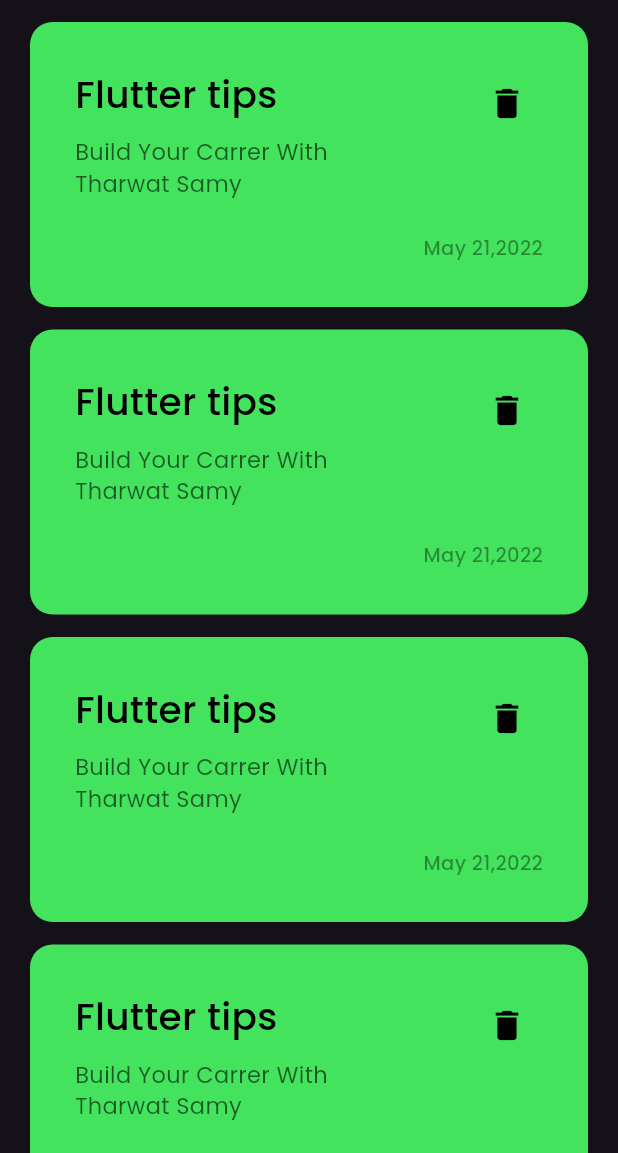
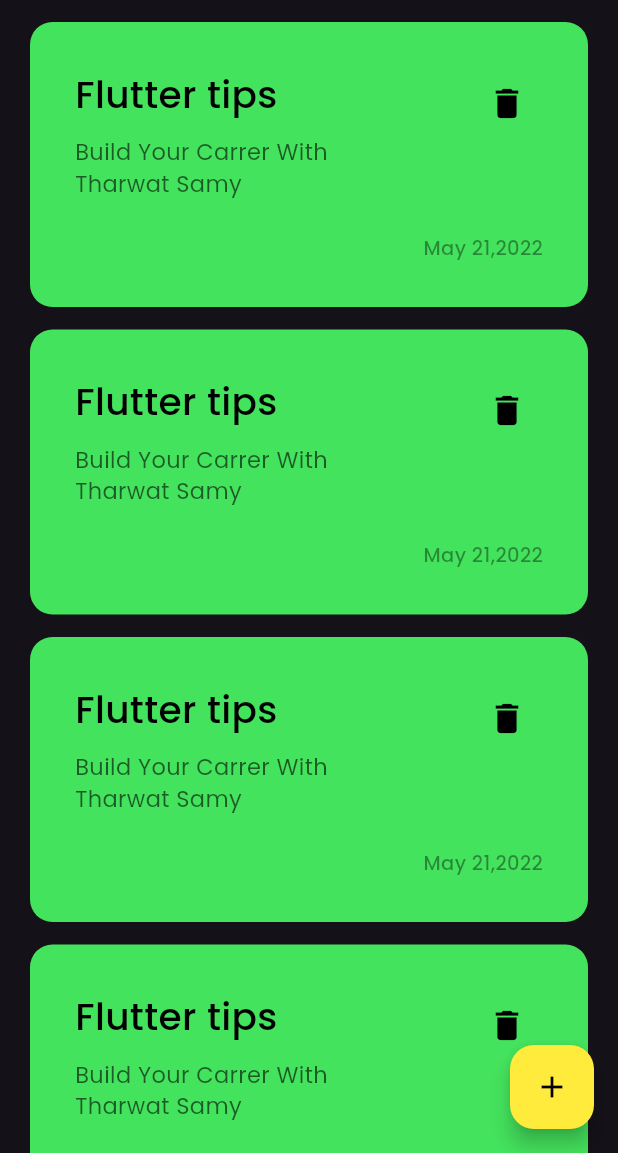
Before and after one commit to abdulrahmanhaney/Notes_App, a Flutter app: the screen it shows after launch, on a phone screen of 412 x 824 dp, the part 83-1236 px from its top. Run offline on Flutter 3.47's test engine with Material 2 defaults, Android fonts, the phone set to English and light mode, and no system bars.

Commit message:
add floating action buttom

```diff
--- a/lib/views/notes_view.dart
+++ b/lib/views/notes_view.dart
@@ -6,8 +6,16 @@ class NotesView extends StatelessWidget {
   static String id = 'NotesView';
   @override
   Widget build(BuildContext context) {
-    return const Scaffold(
-      body: NotesViewBody(),
+    return Scaffold(
+      body: const NotesViewBody(),
+      floatingActionButton: FloatingActionButton(
+        onPressed: () {},
+        backgroundColor: Colors.yellow,
+        child: const Icon(
+          Icons.add,
+          color: Colors.black,
+        ),
+      ),
     );
   }
 }
```
